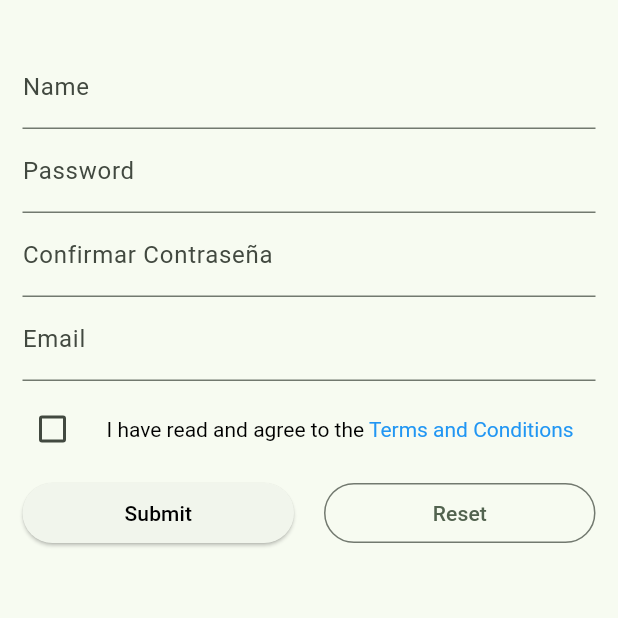
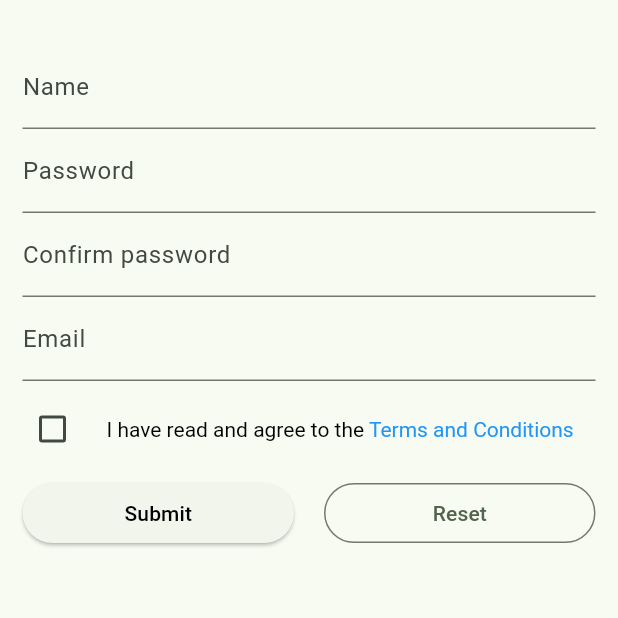
Before and after one commit to dennis-lincango/LearnFlutter, a Flutter app: the screen it shows after launch, after a tap on "Submit", on a phone screen of 412 x 824 dp, the top half of it. Run offline on Flutter 3.47's test engine with Material 3 defaults, Android fonts, the light colour scheme and no system bars; drawn by our look-alikes of flutter_form_builder; our stand-ins replace carousel_slider, cloud_firestore, dio, firebase_core, flutter_screenutil, form_builder_validators and 1 more; missing offline and left inert: crypt; accounts and stored records are empty; network calls fail.

Commit message:
feat: using of Firebase for storing user data

```diff
--- /dev/null
+++ b/lib/database/cloud_firestore_service.dart
@@ -0,0 +1,13 @@
+import 'package:cloud_firestore/cloud_firestore.dart';
+
+class CloudFirestoreService {
+  final FirebaseFirestore db;
+
+  const CloudFirestoreService(this.db);
+
+  Future<String> add(Map<String, dynamic> data) async {
+    // Add a new document with a generated ID
+    final document = await db.collection('users').add(data);
+    return document.id;
+  }
+}
--- a/lib/database/database_helper.dart
+++ b/lib/database/database_helper.dart
@@ -2,44 +2,59 @@ import 'package:path/path.dart';
 import 'package:sqflite/sqflite.dart';
 
 class DatabaseHelper {
-  static final _databaseName = "my_database.db";
-  static final _databaseVersion = 1;
-
-  static final table = 'users';
-  static final columnName = 'name';
-  static final columnPassword = 'password';
-  static final columnEmail = 'email';
-
-  // This is a singleton class
-  DatabaseHelper._privateConstructor();
-  static final DatabaseHelper instance = DatabaseHelper._privateConstructor();
-
-  static Database? _database;
-
-  Future<Database> get database async {
-    if (_database != null) return _database!;
-    _database = await _initDatabase();
-    return _database!;
+  Future<Database> database() async {
+    return openDatabase(
+      join(await getDatabasesPath(), 'my_database.db'),
+      onCreate: (db, version) {
+        return db.execute(
+          "CREATE TABLE users(id INTEGER PRIMARY KEY, name TEXT, password TEXT, email TEXT)",
+        );
+      },
+      version: 1,
+    );
   }
 
-  Future<Database> _initDatabase() async {
-    String path = join(await getDatabasesPath(), _databaseName);
-    return await openDatabase(path, version: _databaseVersion,
-        onCreate: _onCreate);
-  }
+}
 
-  Future _onCreate(Database db, int version) async {
-    await db.execute('''
-      CREATE TABLE $table (
-        $columnName TEXT PRIMARY KEY,
-        $columnPassword TEXT NOT NULL,
-        $columnEmail TEXT NOT NULL
-      )
-      ''');
-  }
-
-  Future<int> insertUser(Map<String, dynamic> row) async {
-    Database db = await instance.database;
-    return await db.insert(table, row);
-  }
-}
+// class DatabaseHelper {
+//   static final _databaseName = "my_database.db";
+//   static final _databaseVersion = 1;
+//
+//   static final table = 'users';
+//   static final columnName = 'name';
+//   static final columnPassword = 'password';
+//   static final columnEmail = 'email';
+//
+//
+//   DatabaseHelper._privateConstructor();
+//   static final DatabaseHelper instance = DatabaseHelper._privateConstructor();
+//
+//   static Database? _database;
+//
+//   Future<Database> get database async {
+//     if (_database != null) return _database!;
+//     _database = await _initDatabase();
+//     return _database!;
+//   }
+//
+//   Future<Database> _initDatabase() async {
+//     String path = join(await getDatabasesPath(), _databaseName);
+//     return await openDatabase(path, version: _databaseVersion,
+//         onCreate: _onCreate);
+//   }
+//
+//   Future _onCreate(Database db, int version) async {
+//     await db.execute('''
+//       CREATE TABLE $table (
+//         $columnName TEXT PRIMARY KEY,
+//         $columnPassword TEXT NOT NULL,
+//         $columnEmail TEXT NOT NULL
+//       )
+//       ''');
+//   }
+//
+//   Future<int> insertUser(Map<String, dynamic> row) async {
+//     Database db = await instance.database;
+//     return await db.insert(table, row);
+//   }
+// }
--- a/lib/main.dart
+++ b/lib/main.dart
@@ -1,18 +1,19 @@
+import 'package:firebase_core/firebase_core.dart';
 import 'package:flutter/material.dart';
 import 'package:flutter_screenutil/flutter_screenutil.dart';
 import 'package:provider/provider.dart';
-import 'package:sqflite_common_ffi/sqflite_ffi.dart';
 import 'package:test_2/config/theme/app_theme.dart';
 import 'package:test_2/providers/chat_provider.dart';
-import 'package:test_2/screens/form_screen.dart';
-import 'package:test_2/screens/login_screen.dart';
 import 'package:test_2/screens/my_form_screen.dart';
-import 'package:flutter_localizations/flutter_localizations.dart';
+import 'firebase_options.dart';
+
 
 void main() async {
-  // sqfliteFfiInit();
-  // databaseFactoryOrNull = databaseFactoryFfi;
   await ScreenUtil.ensureScreenSize();
+  await Firebase.initializeApp(
+    options: DefaultFirebaseOptions.currentPlatform,
+
+  );
   runApp(const MyApp());
 }
 
@@ -31,14 +32,6 @@ class MyApp extends StatelessWidget {
             ChangeNotifierProvider(create: (_) => ChatProvider()),
           ],
           child: MaterialApp(
-            localizationsDelegates: const [
-              GlobalMaterialLocalizations.delegate,
-              GlobalWidgetsLocalizations.delegate,
-              GlobalCupertinoLocalizations.delegate
-            ],
-            supportedLocales: const [
-              Locale('es', 'MX'),
-            ],
             debugShowCheckedModeBanner: false,
             title: 'Flutter Demo',
             theme: AppTheme(selectedColor: 0).theme(),
--- /dev/null
+++ b/lib/models/user.dart
@@ -0,0 +1,18 @@
+class User{
+  final int id;
+  final String name;
+  final String password;
+  final String email;
+
+  User({required this.id, required this.name, required this.password, required this.email});
+
+  User.fromMap(Map<String, dynamic> map):
+    id = map['id'],
+    name = map['name'],
+    password = map['password'],
+    email = map['email'];
+
+  Map<String, Object> toMap(){
+    return {'id': id, 'name': name, 'password': password, 'email': email};
+  }
+}
--- a/lib/screens/my_form_screen.dart
+++ b/lib/screens/my_form_screen.dart
@@ -1,7 +1,13 @@
+// import 'dart:js_interop';
+
 import 'package:flutter/material.dart';
 import 'package:flutter_form_builder/flutter_form_builder.dart';
 import 'package:form_builder_validators/form_builder_validators.dart';
-import 'package:test_2/database/database_helper.dart';
+import 'package:cloud_firestore/cloud_firestore.dart';
+import 'package:crypt/crypt.dart';
+
+import '../database/cloud_firestore_service.dart';
+
 
 class MyFormScreen extends StatefulWidget {
   const MyFormScreen({super.key});
@@ -17,10 +23,18 @@ class _MyFormScreenState extends State<MyFormScreen> {
   bool readOnly = false;
   bool showSegmentedControl = true;
   final _formKey = GlobalKey<FormBuilderState>();
-  bool _nameHasError = false;
-  bool _passwordHasError = false;
-  bool _emailHasError = false;
+  // bool _nameHasError = false;
+  // bool _passwordHasError = false;
+  // bool _emailHasError = false;
   void _onChanged(dynamic val) => debugPrint(val.toString());
+
+  CloudFirestoreService? service;
+
+  @override
+  void initState() {
+    service = CloudFirestoreService(FirebaseFirestore.instance);
+    super.initState();
+  }
 
   @override
   Widget build(BuildContext context) {
@@ -42,7 +56,7 @@ class _MyFormScreenState extends State<MyFormScreen> {
                     const SizedBox(height: 15),
                     FormBuilderTextField(
                       name: 'name',
-                      decoration: InputDecoration(
+                      decoration: const InputDecoration(
                         labelText: 'Name',
                         // suffixIcon: _nameHasError
                         //     ? const Icon(Icons.error, color: Colors.red)
@@ -66,7 +80,7 @@ class _MyFormScreenState extends State<MyFormScreen> {
                     FormBuilderTextField(
                       // autovalidateMode: AutovalidateMode.onUserInteraction,
                       name: 'password',
-                      decoration: InputDecoration(
+                      decoration: const InputDecoration(
                         labelText: 'Password',
                         // suffixIcon: _passwordHasError
                         //     ? const Icon(Icons.error, color: Colors.red)
@@ -92,8 +106,8 @@ class _MyFormScreenState extends State<MyFormScreen> {
                     ),
                     FormBuilderTextField(
                       name: 'confirmPassword',
-                      decoration: InputDecoration(
-                        labelText: 'Confirmar Contraseña',
+                      decoration: const InputDecoration(
+                        labelText: 'Confirm password',
                         // suffixIcon: _passwordHasError
                         //     ? const Icon(Icons.error, color: Colors.red)
                         //     : const Icon(Icons.check, color: Colors.green),
@@ -126,7 +140,7 @@ class _MyFormScreenState extends State<MyFormScreen> {
                     ),
                     FormBuilderTextField(
                       name: 'email',
-                      decoration: InputDecoration(
+                      decoration: const InputDecoration(
                         labelText: 'Email',
                       ),
                       // onChanged: (val) {
@@ -171,31 +185,21 @@ class _MyFormScreenState extends State<MyFormScreen> {
                 children: <Widget>[
                   Expanded(
                     child: ElevatedButton(
-                      // onPressed: () {
-                      //   if (_formKey.currentState?.saveAndValidate() ?? false) {
-                      //     debugPrint(_formKey.currentState?.value.toString());
-                      //   } else {
-                      //     debugPrint(_formKey.currentState?.value.toString());
-                      //     debugPrint('validation failed');
-                      //   }
-                      // },
+                      onPressed: () {
+                        if (_formKey.currentState?.saveAndValidate() ?? false) {
+                          Map<String, dynamic> user = _formKey.currentState?.value ?? {};
+                          Map<String, dynamic> filteredUser = {
+                            'name': user['name'],
+                            'email': user['email'],
+                            'password': Crypt.sha256(user['password']).toString(), // user['password'],
+                          };
 
-                      // Dentro del onPressed
-                      onPressed: () async {
-                        if (_formKey.currentState?.saveAndValidate() ?? false) {
-                          Map<String, dynamic> userData = {
-                            DatabaseHelper.columnName: _formKey.currentState!.value['name'],
-                            DatabaseHelper.columnPassword: _formKey.currentState!.value['password'],
-                            DatabaseHelper.columnEmail: _formKey.currentState!.value['email'],
-                          };
-                          int userId = await DatabaseHelper.instance.insertUser(userData);
-                          debugPrint('User inserted with id: $userId');
+                          FirebaseFirestore.instance.collection('users').add(filteredUser);
                         } else {
-                          debugPrint('Validation failed');
+                          debugPrint(_formKey.currentState?.value.toString());
+                          debugPrint('validation failed');
                         }
                       },
-
-
                       child: const Text(
                         'Submit',
                         style: TextStyle(color: Colors.black),
--- a/pubspec.yaml
+++ b/pubspec.yaml
@@ -40,6 +40,10 @@ dependencies:
   sqflite: ^2.0.0
   sqflite_common_ffi: ^2.0.0
   path_provider: ^2.0.11
+  firebase_core: ^2.30.0
+  firebase_database: ^10.5.2
+  cloud_firestore: ^4.17.0
+  crypt: ^4.3.1
   flutter:
     sdk: flutter
   flutter_localizations:
@@ -51,6 +55,7 @@ dependencies:
   # Use with the CupertinoIcons class for iOS style icons.
   cupertino_icons: ^1.0.6
   provider: ^6.1.2
+
 
 dev_dependencies:
   flutter_test:
```
Also changed, not shown: firebase.json (added), lib/firebase_options.dart (added), pubspec.lock, 4 other files.
